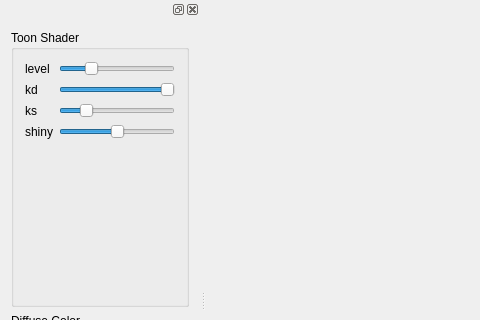
UUNagato/CS1230Final, file ui/mainwindow.ui: the form before one commit; both pictures show x 0 to 480 and y 0 to 320 of the 1006 by 600 pixel window.
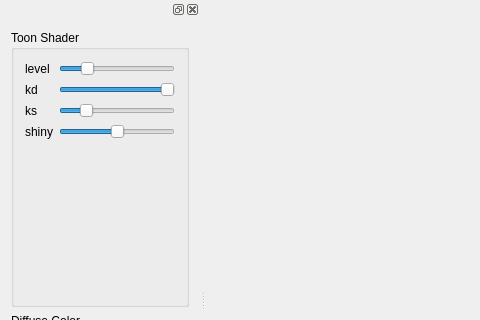
The form after the commit. Custom widgets are drawn as their Qt base class.

Commit message: level ui minimum value set to 1

Diff of the .ui file:
```diff
--- a/ui/mainwindow.ui
+++ b/ui/mainwindow.ui
@@ -6,7 +6,7 @@
    <rect>
     <x>0</x>
     <y>0</y>
-    <width>1000</width>
+    <width>1001</width>
     <height>600</height>
    </rect>
   </property>
@@ -65,6 +65,9 @@
         </item>
         <item row="1" column="1">
          <widget class="QSlider" name="levelSlider">
+          <property name="minimum">
+           <number>1</number>
+          </property>
           <property name="maximum">
            <number>20</number>
           </property>
```
